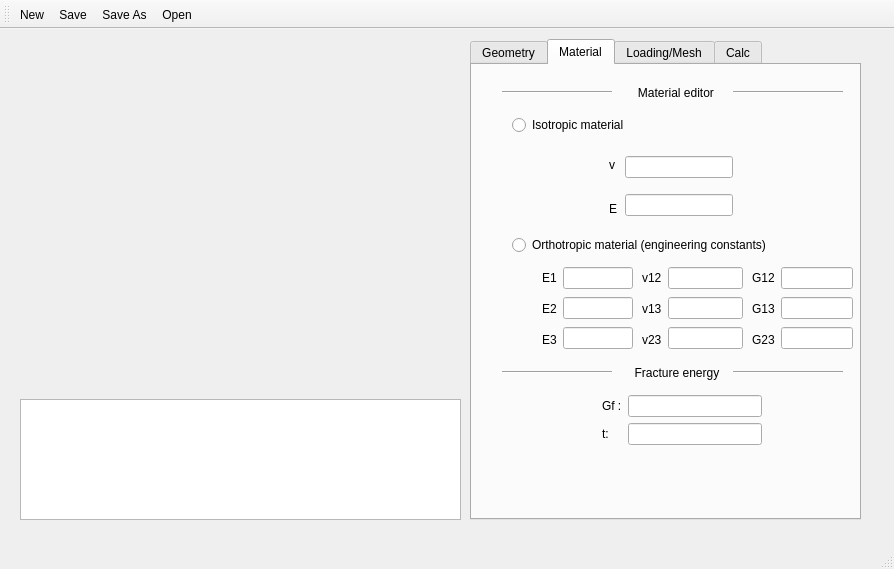
Above: crack_program.ui from johjona/calefm-python before the change. Below: the same form after it.
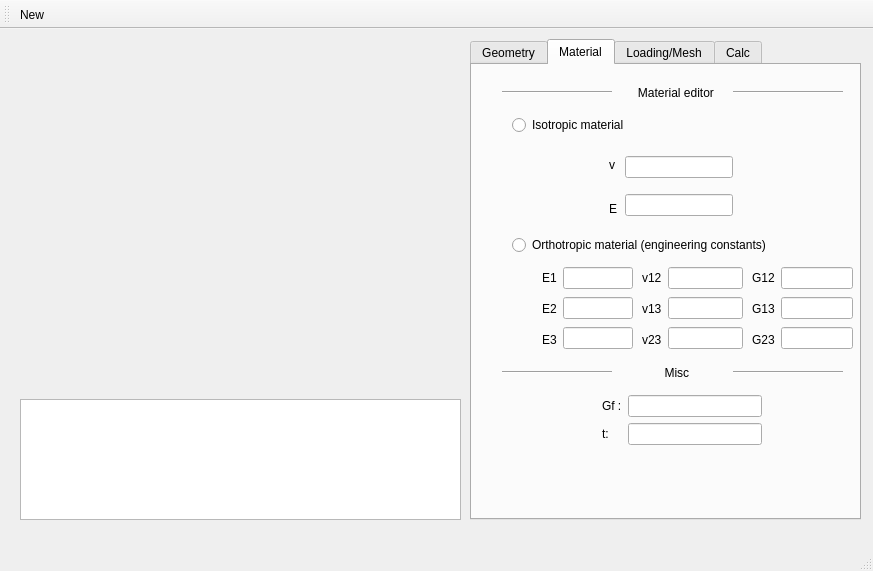
That is the form after the change. The open tabs and pages were chosen to show the change. Icons and pictures are not drawn.

The edit to the form file:
```diff
--- a/crack_program.ui
+++ b/crack_program.ui
@@ -6,8 +6,8 @@
    <rect>
     <x>0</x>
     <y>0</y>
-    <width>894</width>
-    <height>569</height>
+    <width>873</width>
+    <height>571</height>
    </rect>
   </property>
   <property name="windowTitle">
@@ -406,7 +406,7 @@
        <item>
         <widget class="QLabel" name="label_32">
          <property name="text">
-          <string>     Fracture energy</string>
+          <string>              Misc</string>
          </property>
         </widget>
        </item>
@@ -1026,9 +1026,6 @@
     <bool>false</bool>
    </attribute>
    <addaction name="actionNew"/>
-   <addaction name="actionSave"/>
-   <addaction name="actionSave_As"/>
-   <addaction name="actionOpen"/>
   </widget>
   <action name="actionNew">
    <property name="icon">
@@ -1042,42 +1039,6 @@
     <bool>true</bool>
    </property>
   </action>
-  <action name="actionSave">
-   <property name="checkable">
-    <bool>false</bool>
-   </property>
-   <property name="checked">
-    <bool>false</bool>
-   </property>
-   <property name="icon">
-    <iconset>
-     <normaloff>../Icons/disk.png</normaloff>../Icons/disk.png</iconset>
-   </property>
-   <property name="text">
-    <string>Save</string>
-   </property>
-   <property name="visible">
-    <bool>true</bool>
-   </property>
-  </action>
-  <action name="actionSave_As">
-   <property name="icon">
-    <iconset>
-     <normaloff>../Icons/disk--arrow.png</normaloff>../Icons/disk--arrow.png</iconset>
-   </property>
-   <property name="text">
-    <string>Save As</string>
-   </property>
-  </action>
-  <action name="actionOpen">
-   <property name="icon">
-    <iconset>
-     <normaloff>../Icons/folder--arrow.png</normaloff>../Icons/folder--arrow.png</iconset>
-   </property>
-   <property name="text">
-    <string>Open</string>
-   </property>
-  </action>
  </widget>
  <resources/>
  <connections/>
```
Left out of the diff: 4 changed lines with no effect on the pictures.
